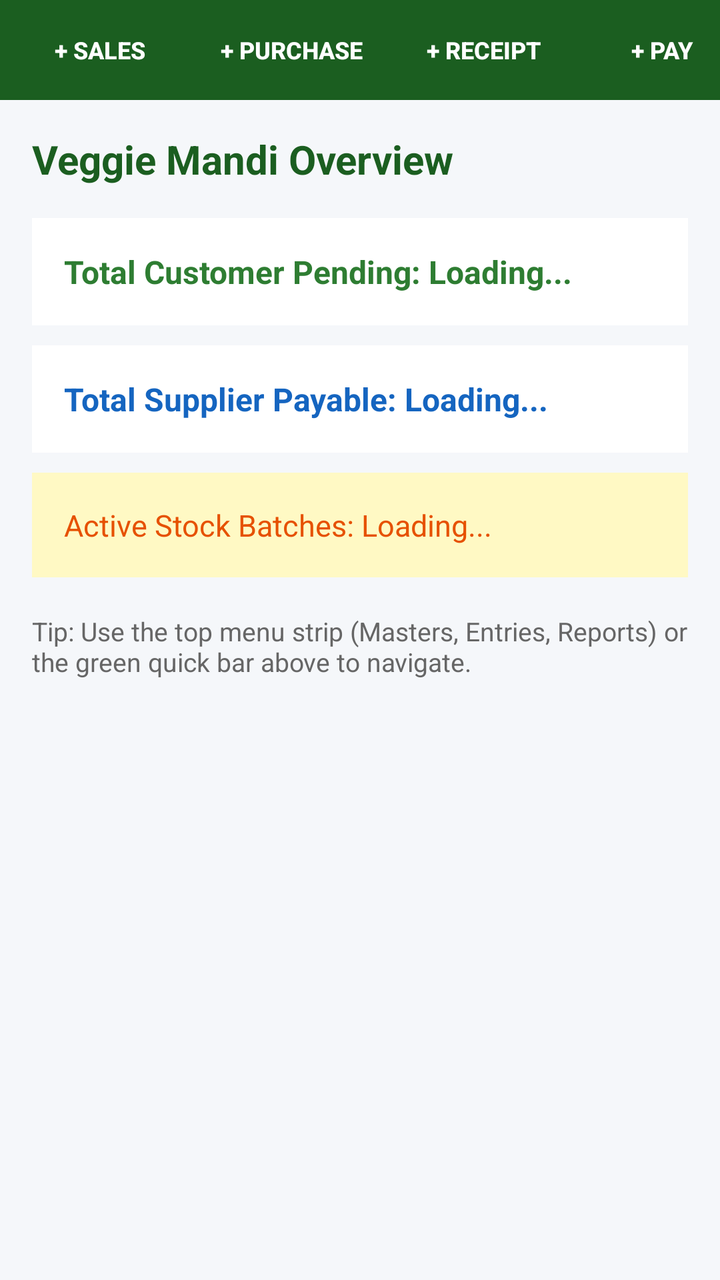
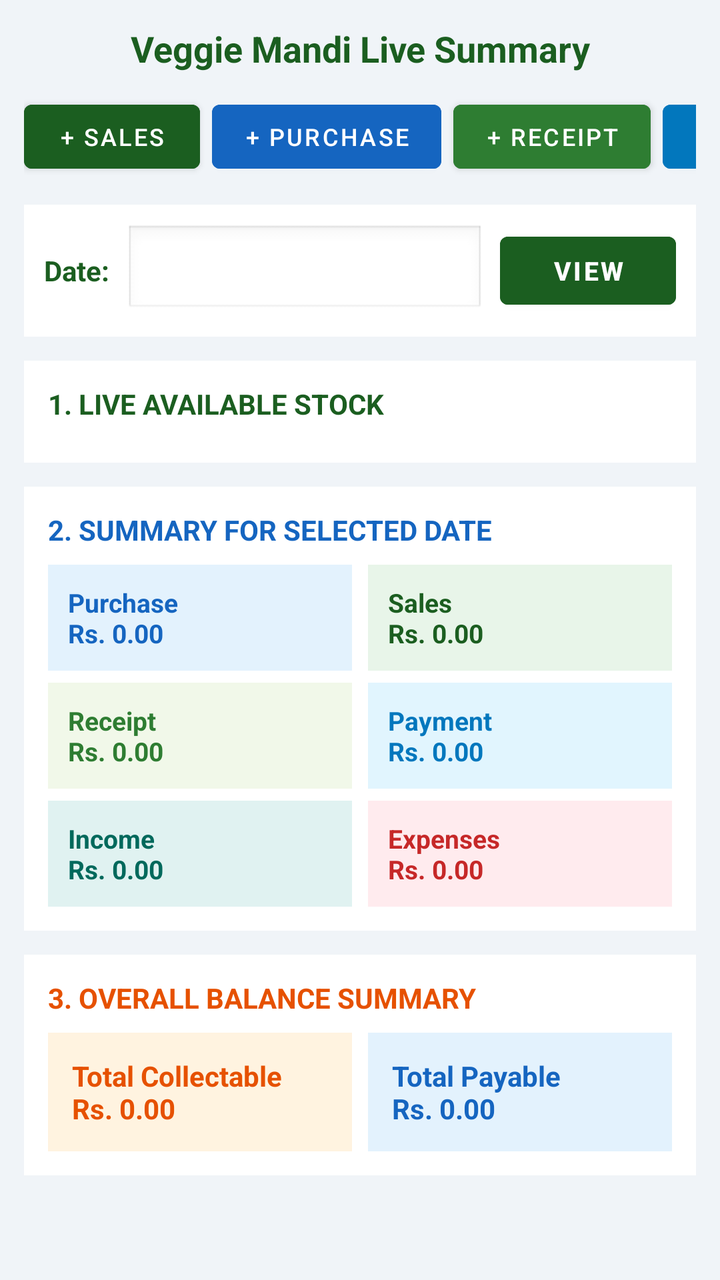

Two renders of the same Android screen: before a commit and after it. Below are the layout's source before the change and the commit's diff.
<!-- AndroidManifest.xml: application theme Theme.MaterialComponents.DayNight.DarkActionBar -->
<!-- res/layout/activity_dashboard.xml -->
<?xml version="1.0" encoding="utf-8"?>
<LinearLayout xmlns:android="http://schemas.android.com/apk/res/android"
    android:layout_width="match_parent"
    android:layout_height="match_parent"
    android:orientation="vertical"
    android:background="#F5F7FA">

    
    <HorizontalScrollView
        android:layout_width="match_parent"
        android:layout_height="wrap_content"
        android:background="#1B5E20"
        android:padding="6dp"
        android:scrollbars="none">

        <LinearLayout
            android:layout_width="wrap_content"
            android:layout_height="wrap_content"
            android:orientation="horizontal">

            <Button
                android:id="@+id/stripSales"
                style="?android:attr/borderlessButtonStyle"
                android:layout_width="wrap_content"
                android:layout_height="38dp"
                android:text="+ SALES"
                android:textColor="#FFFFFF"
                android:textStyle="bold"
                android:textSize="12sp" />

            <Button
                android:id="@+id/stripPurchase"
                style="?android:attr/borderlessButtonStyle"
                android:layout_width="wrap_content"
                android:layout_height="38dp"
                android:text="+ PURCHASE"
                android:textColor="#FFFFFF"
                android:textStyle="bold"
                android:textSize="12sp" />

            <Button
                android:id="@+id/stripReceipt"
                style="?android:attr/borderlessButtonStyle"
                android:layout_width="wrap_content"
                android:layout_height="38dp"
                android:text="+ RECEIPT"
                android:textColor="#FFFFFF"
                android:textStyle="bold"
                android:textSize="12sp" />

            <Button
                android:id="@+id/stripPayment"
                style="?android:attr/borderlessButtonStyle"
                android:layout_width="wrap_content"
                android:layout_height="38dp"
                android:text="+ PAY"
                android:textColor="#FFFFFF"
                android:textStyle="bold"
                android:textSize="12sp" />

            <Button
                android:id="@+id/stripExpense"
                style="?android:attr/borderlessButtonStyle"
                android:layout_width="wrap_content"
                android:layout_height="38dp"
                android:text="+ EXPENSE"
                android:textColor="#FFFFFF"
                android:textStyle="bold"
                android:textSize="12sp" />

            <Button
                android:id="@+id/stripHistory"
                style="?android:attr/borderlessButtonStyle"
                android:layout_width="wrap_content"
                android:layout_height="38dp"
                android:text="HISTORY"
                android:textColor="#FFEB3B"
                android:textStyle="bold"
                android:textSize="12sp" />
        </LinearLayout>
    </HorizontalScrollView>

    
    <LinearLayout
        android:layout_width="match_parent"
        android:layout_height="match_parent"
        android:orientation="vertical"
        android:padding="16dp">

        <TextView
            android:id="@+id/tvWelcome"
            android:layout_width="match_parent"
            android:layout_height="wrap_content"
            android:text="Veggie Mandi Overview"
            android:textSize="20sp"
            android:textStyle="bold"
            android:textColor="#1B5E20"
            android:layout_marginBottom="16dp" />

        <TextView
            android:id="@+id/tvDashCustDue"
            android:layout_width="match_parent"
            android:layout_height="wrap_content"
            android:text="Total Customer Pending: Loading..."
            android:textSize="16sp"
            android:textStyle="bold"
            android:background="#FFFFFF"
            android:padding="16dp"
            android:textColor="#2E7D32"
            android:layout_marginBottom="10dp" />

        <TextView
            android:id="@+id/tvDashSupDue"
            android:layout_width="match_parent"
            android:layout_height="wrap_content"
            android:text="Total Supplier Payable: Loading..."
            android:textSize="16sp"
            android:textStyle="bold"
            android:background="#FFFFFF"
            android:padding="16dp"
            android:textColor="#1565C0"
            android:layout_marginBottom="10dp" />

        <TextView
            android:id="@+id/tvDashStockSummary"
            android:layout_width="match_parent"
            android:layout_height="wrap_content"
            android:text="Active Stock Batches: Loading..."
            android:textSize="15sp"
            android:background="#FFF9C4"
            android:padding="16dp"
            android:textColor="#E65100"
            android:layout_marginBottom="10dp" />

        <TextView
            android:layout_width="match_parent"
            android:layout_height="wrap_content"
            android:text="Tip: Use the top menu strip (Masters, Entries, Reports) or the green quick bar above to navigate."
            android:textSize="13sp"
            android:textColor="#666666"
            android:layout_marginTop="8dp" />

    </LinearLayout>
</LinearLayout>
<!-- resources referenced by this layout -->
<resources>

</resources>

<!-- the commit's change to res/layout/activity_dashboard.xml (unified diff, before → after) -->
@@ -1,144 +1,343 @@
 <?xml version="1.0" encoding="utf-8"?>
-<LinearLayout xmlns:android="http://schemas.android.com/apk/res/android"
+<ScrollView xmlns:android="http://schemas.android.com/apk/res/android"
     android:layout_width="match_parent"
     android:layout_height="match_parent"
-    android:orientation="vertical"
-    android:background="#F5F7FA">
-
-    
-    <HorizontalScrollView
+    android:background="#F0F4F8"
+    android:padding="12dp">
+
+    <LinearLayout
         android:layout_width="match_parent"
         android:layout_height="wrap_content"
-        android:background="#1B5E20"
-        android:padding="6dp"
-        android:scrollbars="none">
-
-        <LinearLayout
-            android:layout_width="wrap_content"
-            android:layout_height="wrap_content"
-            android:orientation="horizontal">
-
-            <Button
-                android:id="@+id/stripSales"
-                style="?android:attr/borderlessButtonStyle"
-                android:layout_width="wrap_content"
-                android:layout_height="38dp"
-                android:text="+ SALES"
-                android:textColor="#FFFFFF"
-                android:textStyle="bold"
-                android:textSize="12sp" />
-
-            <Button
-                android:id="@+id/stripPurchase"
-                style="?android:attr/borderlessButtonStyle"
-                android:layout_width="wrap_content"
-                android:layout_height="38dp"
-                android:text="+ PURCHASE"
-                android:textColor="#FFFFFF"
-                android:textStyle="bold"
-                android:textSize="12sp" />
-
-            <Button
-                android:id="@+id/stripReceipt"
-                style="?android:attr/borderlessButtonStyle"
-                android:layout_width="wrap_content"
-                android:layout_height="38dp"
-                android:text="+ RECEIPT"
-                android:textColor="#FFFFFF"
-                android:textStyle="bold"
-                android:textSize="12sp" />
-
-            <Button
-                android:id="@+id/stripPayment"
-                style="?android:attr/borderlessButtonStyle"
-                android:layout_width="wrap_content"
-                android:layout_height="38dp"
-                android:text="+ PAY"
-                android:textColor="#FFFFFF"
-                android:textStyle="bold"
-                android:textSize="12sp" />
-
-            <Button
-                android:id="@+id/stripExpense"
-                style="?android:attr/borderlessButtonStyle"
-                android:layout_width="wrap_content"
-                android:layout_height="38dp"
-                android:text="+ EXPENSE"
-                android:textColor="#FFFFFF"
-                android:textStyle="bold"
-                android:textSize="12sp" />
-
-            <Button
-                android:id="@+id/stripHistory"
-                style="?android:attr/borderlessButtonStyle"
-                android:layout_width="wrap_content"
-                android:layout_height="38dp"
-                android:text="HISTORY"
-                android:textColor="#FFEB3B"
-                android:textStyle="bold"
-                android:textSize="12sp" />
-        </LinearLayout>
-    </HorizontalScrollView>
-
-    
-    <LinearLayout
-        android:layout_width="match_parent"
-        android:layout_height="match_parent"
-        android:orientation="vertical"
-        android:padding="16dp">
+        android:orientation="vertical">
 
         <TextView
             android:id="@+id/tvWelcome"
             android:layout_width="match_parent"
             android:layout_height="wrap_content"
-            android:text="Veggie Mandi Overview"
-            android:textSize="20sp"
+            android:text="Veggie Mandi Live Summary"
+            android:textSize="18sp"
             android:textStyle="bold"
             android:textColor="#1B5E20"
-            android:layout_marginBottom="16dp" />
-
-        <TextView
-            android:id="@+id/tvDashCustDue"
-            android:layout_width="match_parent"
-            android:layout_height="wrap_content"
-            android:text="Total Customer Pending: Loading..."
-            android:textSize="16sp"
-            android:textStyle="bold"
+            android:gravity="center"
+            android:layout_marginBottom="10dp" />
+
+        
+        <HorizontalScrollView
+            android:layout_width="match_parent"
+            android:layout_height="wrap_content"
+            android:scrollbars="none"
+            android:layout_marginBottom="12dp">
+
+            <LinearLayout
+                android:layout_width="wrap_content"
+                android:layout_height="wrap_content"
+                android:orientation="horizontal">
+
+                <Button
+                    android:id="@+id/stripSales"
+                    android:layout_width="wrap_content"
+                    android:layout_height="44dp"
+                    android:text="+ SALES"
+                    android:backgroundTint="#1B5E20"
+                    android:textColor="#FFFFFF"
+                    android:textSize="12sp"
+                    android:layout_marginEnd="6dp" />
+
+                <Button
+                    android:id="@+id/stripPurchase"
+                    android:layout_width="wrap_content"
+                    android:layout_height="44dp"
+                    android:text="+ PURCHASE"
+                    android:backgroundTint="#1565C0"
+                    android:textColor="#FFFFFF"
+                    android:textSize="12sp"
+                    android:layout_marginEnd="6dp" />
+
+                <Button
+                    android:id="@+id/stripReceipt"
+                    android:layout_width="wrap_content"
+                    android:layout_height="44dp"
+                    android:text="+ RECEIPT"
+                    android:backgroundTint="#2E7D32"
+                    android:textColor="#FFFFFF"
+                    android:textSize="12sp"
+                    android:layout_marginEnd="6dp" />
+
+                <Button
+                    android:id="@+id/stripPayment"
+                    android:layout_width="wrap_content"
+                    android:layout_height="44dp"
+                    android:text="+ PAYMENT"
+                    android:backgroundTint="#0277BD"
+                    android:textColor="#FFFFFF"
+                    android:textSize="12sp"
+                    android:layout_marginEnd="6dp" />
+
+                <Button
+                    android:id="@+id/stripExpense"
+                    android:layout_width="wrap_content"
+                    android:layout_height="44dp"
+                    android:text="EXP / INC"
+                    android:backgroundTint="#E65100"
+                    android:textColor="#FFFFFF"
+                    android:textSize="12sp"
+                    android:layout_marginEnd="6dp" />
+
+                <Button
+                    android:id="@+id/stripHistory"
+                    android:layout_width="wrap_content"
+                    android:layout_height="44dp"
+                    android:text="HISTORY"
+                    android:backgroundTint="#455A64"
+                    android:textColor="#FFFFFF"
+                    android:textSize="12sp" />
+            </LinearLayout>
+        </HorizontalScrollView>
+
+        
+        <LinearLayout
+            android:layout_width="match_parent"
+            android:layout_height="wrap_content"
+            android:orientation="horizontal"
+            android:gravity="center_vertical"
             android:background="#FFFFFF"
-            android:padding="16dp"
-            android:textColor="#2E7D32"
-            android:layout_marginBottom="10dp" />
-
-        <TextView
-            android:id="@+id/tvDashSupDue"
-            android:layout_width="match_parent"
-            android:layout_height="wrap_content"
-            android:text="Total Supplier Payable: Loading..."
-            android:textSize="16sp"
-            android:textStyle="bold"
+            android:padding="10dp"
+            android:layout_marginBottom="12dp">
+
+            <TextView
+                android:layout_width="wrap_content"
+                android:layout_height="wrap_content"
+                android:text="Date:"
+                android:textSize="14sp"
+                android:textStyle="bold"
+                android:textColor="#1B5E20"
+                android:layout_marginEnd="8dp" />
+
+            <EditText
+                android:id="@+id/etDashDate"
+                android:layout_width="0dp"
+                android:layout_height="46dp"
+                android:layout_weight="1"
+                android:focusable="false"
+                android:clickable="true"
+                android:textColor="#000000"
+                android:textStyle="bold"
+                android:textSize="15sp"
+                android:background="@android:drawable/edit_text"
+                android:padding="8dp"
+                android:layout_marginEnd="8dp" />
+
+            <Button
+                android:id="@+id/btnDashViewDate"
+                android:layout_width="wrap_content"
+                android:layout_height="46dp"
+                android:text="VIEW"
+                android:backgroundTint="#1B5E20"
+                android:textColor="#FFFFFF"
+                android:textStyle="bold"
+                android:textSize="13sp" />
+        </LinearLayout>
+
+        
+        <LinearLayout
+            android:layout_width="match_parent"
+            android:layout_height="wrap_content"
+            android:orientation="vertical"
             android:background="#FFFFFF"
-            android:padding="16dp"
-            android:textColor="#1565C0"
-            android:layout_marginBottom="10dp" />
-
-        <TextView
-            android:id="@+id/tvDashStockSummary"
-            android:layout_width="match_parent"
-            android:layout_height="wrap_content"
-            android:text="Active Stock Batches: Loading..."
-            android:textSize="15sp"
-            android:background="#FFF9C4"
-            android:padding="16dp"
-            android:textColor="#E65100"
-            android:layout_marginBottom="10dp" />
-
-        <TextView
-            android:layout_width="match_parent"
-            android:layout_height="wrap_content"
-            android:text="Tip: Use the top menu strip (Masters, Entries, Reports) or the green quick bar above to navigate."
-            android:textSize="13sp"
-            android:textColor="#666666"
-            android:layout_marginTop="8dp" />
+            android:padding="12dp"
+            android:layout_marginBottom="12dp">
+
+            <TextView
+                android:layout_width="match_parent"
+                android:layout_height="wrap_content"
+                android:text="1. LIVE AVAILABLE STOCK"
+                android:textSize="14sp"
+                android:textStyle="bold"
+                android:textColor="#1B5E20"
+                android:layout_marginBottom="8dp" />
+
+            <LinearLayout
+                android:id="@+id/llDashStockItems"
+                android:layout_width="match_parent"
+                android:layout_height="wrap_content"
+                android:orientation="vertical" />
+        </LinearLayout>
+
+        
+        <LinearLayout
+            android:layout_width="match_parent"
+            android:layout_height="wrap_content"
+            android:orientation="vertical"
+            android:background="#FFFFFF"
+            android:padding="12dp"
+            android:layout_marginBottom="12dp">
+
+            <TextView
+                android:id="@+id/tvDashDateSectionTitle"
+                android:layout_width="match_parent"
+                android:layout_height="wrap_content"
+                android:text="2. SUMMARY FOR SELECTED DATE"
+                android:textSize="14sp"
+                android:textStyle="bold"
+                android:textColor="#1565C0"
+                android:layout_marginBottom="8dp" />
+
+            
+            <LinearLayout
+                android:layout_width="match_parent"
+                android:layout_height="wrap_content"
+                android:orientation="horizontal"
+                android:weightSum="2"
+                android:layout_marginBottom="6dp">
+
+                <TextView
+                    android:id="@+id/tvDayPurchase"
+                    android:layout_width="0dp"
+                    android:layout_height="wrap_content"
+                    android:layout_weight="1"
+                    android:text="Purchase\nRs. 0.00"
+                    android:background="#E3F2FD"
+                    android:textColor="#1565C0"
+                    android:textStyle="bold"
+                    android:textSize="13sp"
+                    android:padding="10dp"
+                    android:layout_marginEnd="4dp" />
+
+                <TextView
+                    android:id="@+id/tvDaySales"
+                    android:layout_width="0dp"
+                    android:layout_height="wrap_content"
+                    android:layout_weight="1"
+                    android:text="Sales\nRs. 0.00"
+                    android:background="#E8F5E9"
+                    android:textColor="#1B5E20"
+                    android:textStyle="bold"
+                    android:textSize="13sp"
+                    android:padding="10dp"
+                    android:layout_marginStart="4dp" />
+            </LinearLayout>
+
+            
+            <LinearLayout
+                android:layout_width="match_parent"
+                android:layout_height="wrap_content"
+                android:orientation="horizontal"
+                android:weightSum="2"
+                android:layout_marginBottom="6dp">
+
+                <TextView
+                    android:id="@+id/tvDayReceipt"
+                    android:layout_width="0dp"
+                    android:layout_height="wrap_content"
+                    android:layout_weight="1"
+                    android:text="Receipt\nRs. 0.00"
+                    android:background="#F1F8E9"
+                    android:textColor="#2E7D32"
+                    android:textStyle="bold"
+                    android:textSize="13sp"
+                    android:padding="10dp"
+                    android:layout_marginEnd="4dp" />
+
+                <TextView
+                    android:id="@+id/tvDayPayment"
+                    android:layout_width="0dp"
+                    android:layout_height="wrap_content"
+                    android:layout_weight="1"
+                    android:text="Payment\nRs. 0.00"
+                    android:background="#E1F5FE"
+                    android:textColor="#0277BD"
+                    android:textStyle="bold"
+                    android:textSize="13sp"
+                    android:padding="10dp"
+                    android:layout_marginStart="4dp" />
+            </LinearLayout>
+
+            
+            <LinearLayout
+                android:layout_width="match_parent"
+                android:layout_height="wrap_content"
+                android:orientation="horizontal"
+                android:weightSum="2">
+
+                <TextView
+                    android:id="@+id/tvDayIncome"
+                    android:layout_width="0dp"
+                    android:layout_height="wrap_content"
+                    android:layout_weight="1"
+                    android:text="Income\nRs. 0.00"
+                    android:background="#E0F2F1"
+                    android:textColor="#00695C"
+                    android:textStyle="bold"
+                    android:textSize="13sp"
+                    android:padding="10dp"
+                    android:layout_marginEnd="4dp" />
+
+                <TextView
+                    android:id="@+id/tvDayExpense"
+                    android:layout_width="0dp"
+                    android:layout_height="wrap_content"
+                    android:layout_weight="1"
+                    android:text="Expenses\nRs. 0.00"
+                    android:background="#FFEBEE"
+                    android:textColor="#C62828"
+                    android:textStyle="bold"
+                    android:textSize="13sp"
+                    android:padding="10dp"
+                    android:layout_marginStart="4dp" />
+            </LinearLayout>
+        </LinearLayout>
+
+        
+        <LinearLayout
+            android:layout_width="match_parent"
+            android:layout_height="wrap_content"
+            android:orientation="vertical"
+            android:background="#FFFFFF"
+            android:padding="12dp"
+            android:layout_marginBottom="16dp">
+
+            <TextView
+                android:layout_width="match_parent"
+                android:layout_height="wrap_content"
+                android:text="3. OVERALL BALANCE SUMMARY"
+                android:textSize="14sp"
+                android:textStyle="bold"
+                android:textColor="#E65100"
+                android:layout_marginBottom="8dp" />
+
+            <LinearLayout
+                android:layout_width="match_parent"
+                android:layout_height="wrap_content"
+                android:orientation="horizontal"
+                android:weightSum="2">
+
+                <TextView
+                    android:id="@+id/tvDashCustDue"
+                    android:layout_width="0dp"
+                    android:layout_height="wrap_content"
+                    android:layout_weight="1"
+                    android:text="Total Collectable\nRs. 0.00"
+                    android:background="#FFF3E0"
+                    android:textColor="#E65100"
+                    android:textStyle="bold"
+                    android:textSize="14sp"
+                    android:padding="12dp"
+                    android:layout_marginEnd="4dp" />
+
+                <TextView
+                    android:id="@+id/tvDashSupDue"
+                    android:layout_width="0dp"
+                    android:layout_height="wrap_content"
+                    android:layout_weight="1"
+                    android:text="Total Payable\nRs. 0.00"
+                    android:background="#E3F2FD"
+                    android:textColor="#1565C0"
+                    android:textStyle="bold"
+                    android:textSize="14sp"
+                    android:padding="12dp"
+                    android:layout_marginStart="4dp" />
+            </LinearLayout>
+        </LinearLayout>
 
     </LinearLayout>
-</LinearLayout>
+</ScrollView>
